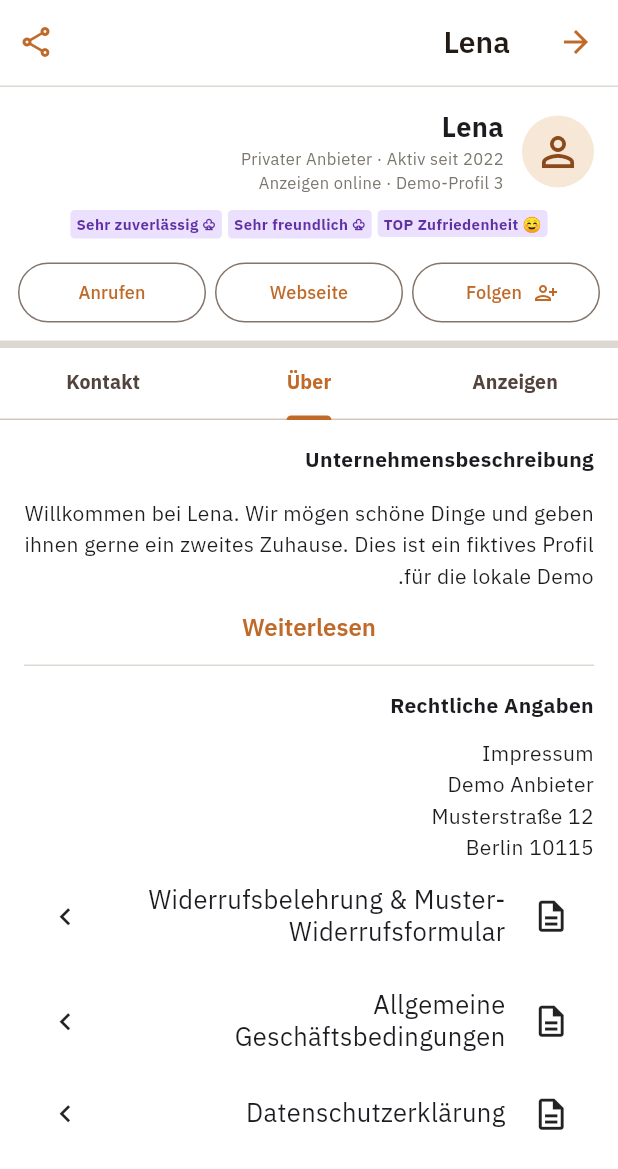
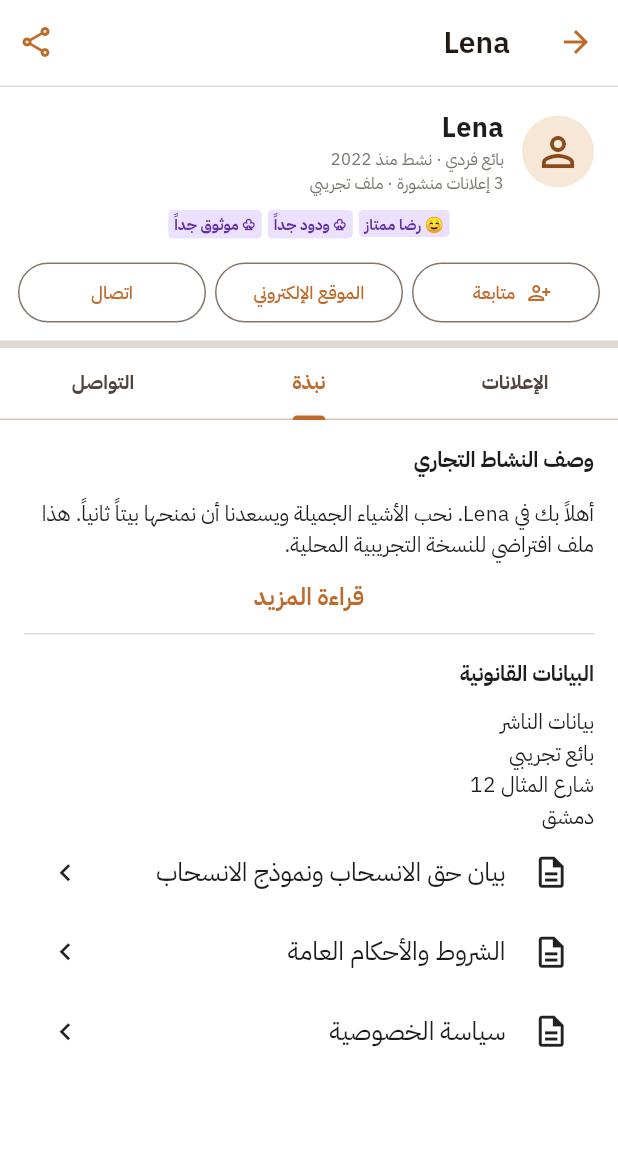
Before and after one commit to abOOd-Hj-DeV/advertising, a Flutter app: the SellerPage screen opened directly with sample values from the repository, tab 2 chosen, on a phone screen of 412 x 824 dp. Shown: the top 1169 px of the screen. Run offline on Flutter 3.47's test engine with Material 3 defaults, Android fonts, the phone set to English and light mode, and no system bars; our stand-ins replace shared_preferences; missing offline and left inert: file_selector, idb_shim; accounts and stored records are empty.

Commit message:
Translate listing.dart to Syrian Arabic (RTL fixes)
Co-Authored-By: Devin AI <158243242+devin-ai-integration[bot]@users.noreply.github.com>

```diff
--- a/lib/features/listing.dart
+++ b/lib/features/listing.dart
@@ -9,20 +9,20 @@ import 'settings.dart';
 
 void shareDemo(BuildContext context, String id) {
   Clipboard.setData(ClipboardData(text: 'demo://advertising/anzeigen/$id'));
-  toast(context, 'Lokaler Demo-Link kopiert');
+  toast(context, 'تم نسخ رابط تجريبي محلي');
 }
 
 void demoCall(BuildContext context) => showDialog<void>(
   context: context,
   builder: (_) => AlertDialog(
-    title: const Text('Kontakt aufnehmen'),
+    title: const Text('التواصل مع البائع'),
     content: const Text(
-      'Telefonkontakt wird in dieser lokalen Demo nicht ausgelöst. Du kannst stattdessen eine Demo-Nachricht schreiben.',
+      'لا يمكن إجراء اتصال هاتفي في هذه النسخة التجريبية المحلية. يمكنك بدلاً من ذلك كتابة رسالة تجريبية.',
     ),
     actions: [
       TextButton(
         onPressed: () => Navigator.pop(context),
-        child: const Text('Schließen'),
+        child: const Text('إغلاق'),
       ),
     ],
   ),
@@ -51,17 +51,17 @@ class _ListingPageState extends State<ListingPage> {
     final l = store.findListing(widget.listing.id);
     if (l == null) {
       return const Scaffold(
-        appBar: PageHeader('Anzeige nicht verfügbar'),
-        body: Center(child: Text('Diese lokale Anzeige wurde gelöscht.')),
+        appBar: PageHeader('الإعلان غير متاح'),
+        body: Center(child: Text('تم حذف هذا الإعلان المحلي.')),
       );
     }
     final attributes = {
-      if (l.category == 'Fahrräder & Zubehör')
-        'Art': l.kind
+      if (l.category == 'دراجات وملحقات')
+        'النوع': l.kind
       else
-        'Kategorie': l.category,
-      'Typ': l.type,
-      'Zustand': l.condition,
+        'القسم': l.category,
+      'الفئة': l.type,
+      'الحالة': l.condition,
     };
     return Scaffold(
       body: CustomScrollView(
@@ -72,27 +72,27 @@ class _ListingPageState extends State<ListingPage> {
             leading: Padding(
               padding: const EdgeInsets.all(6),
               child: IconButton.filled(
-                tooltip: 'Zurück',
+                tooltip: 'رجوع',
                 style: IconButton.styleFrom(
                   backgroundColor: Colors.white,
                   foregroundColor: Brand.green,
                 ),
                 onPressed: () => Navigator.pop(context),
-                icon: const Icon(Icons.arrow_back),
+                icon: const Icon(Icons.arrow_back_ios_new),
               ),
             ),
             actions: [
               Padding(
-                padding: const EdgeInsets.only(right: 8),
+                padding: const EdgeInsetsDirectional.only(end: 8),
                 child: FavoriteButton(
                   active: store.favorites.contains(l.id),
                   onPressed: () => favoriteListing(context, l),
                 ),
               ),
               Padding(
-                padding: const EdgeInsets.only(right: 8),
+                padding: const EdgeInsetsDirectional.only(end: 8),
                 child: IconButton.filled(
-                  tooltip: 'Anzeige teilen',
+                  tooltip: 'مشاركة الإعلان',
                   style: IconButton.styleFrom(
                     backgroundColor: Colors.white,
                     foregroundColor: Brand.green,
@@ -111,8 +111,8 @@ class _ListingPageState extends State<ListingPage> {
                       child: ProductImage(l.image),
                     ),
                   ),
-                  Positioned(
-                    right: 12,
+                  PositionedDirectional(
+                    end: 12,
                     bottom: 14,
                     child: Container(
                       padding: const EdgeInsets.symmetric(
@@ -198,9 +198,7 @@ class _ListingPageState extends State<ListingPage> {
                                 ),
                                 color: Brand.background,
                                 child: Text(
-                                  l.shipping
-                                      ? 'Versand möglich'
-                                      : 'Nur Abholung',
+                                  l.shipping ? 'شحن متاح' : 'استلام شخصي فقط',
                                   style: const TextStyle(
                                     fontSize: 11,
                                     color: Colors.black87,
@@ -245,7 +243,7 @@ class _ListingPageState extends State<ListingPage> {
               child: DemoSearchAd(),
             ),
           ),
-          const SliverToBoxAdapter(child: SectionHeading('Details')),
+          const SliverToBoxAdapter(child: SectionHeading('التفاصيل')),
           SliverToBoxAdapter(
             child: Padding(
               padding: const EdgeInsets.symmetric(horizontal: 16),
@@ -297,19 +295,19 @@ class _ListingPageState extends State<ListingPage> {
                   TextButton.icon(
                     style: TextButton.styleFrom(
                       padding: EdgeInsets.zero,
-                      alignment: Alignment.centerLeft,
+                      alignment: AlignmentDirectional.centerStart,
                     ),
                     onPressed: () => setState(() => translated = !translated),
                     icon: const Icon(Icons.translate, size: 15),
                     label: Text(
-                      translated ? 'Original anzeigen' : 'See translation',
+                      translated ? 'عرض الأصل' : 'عرض الترجمة',
                       style: const TextStyle(fontSize: 12),
                     ),
                   ),
                   Text(
                     translated
-                        ? 'This fictional listing is in good condition and ready for a new home. '
-                              'Collection by appointment. No real transaction is possible in this offline demo.'
+                        ? 'هذا الإعلان التجريبي بحالة جيدة وجاهز لمنزل جديد. '
+                              'الاستلام بموعد مسبق. لا يمكن إجراء معاملة حقيقية في هذه النسخة التجريبية دون اتصال.'
                         : l.description,
                     maxLines: expanded ? null : 5,
                     overflow: expanded
@@ -320,12 +318,12 @@ class _ListingPageState extends State<ListingPage> {
                   if (expanded) ...[
                     const SizedBox(height: 16),
                     const Text(
-                      'Ausstattung und Hinweise',
+                      'المواصفات والملاحظات',
                       style: TextStyle(fontWeight: FontWeight.w800),
                     ),
                     const SizedBox(height: 8),
                     const Text(
-                      '✓ Sorgfältig gepflegt\n✓ Weitere Fotos in der Galerie\n✓ Abholung nach Vereinbarung\n✓ Fiktive Daten – keine echte Anzeige',
+                      '✓ معتنى به بعناية\n✓ المزيد من الصور في المعرض\n✓ الاستلام بموعد مسبق\n✓ بيانات افتراضية – ليس إعلاناً حقيقياً',
                       style: TextStyle(fontSize: 14, height: 1.6),
                     ),
                   ],
@@ -333,7 +331,7 @@ class _ListingPageState extends State<ListingPage> {
                     style: TextButton.styleFrom(padding: EdgeInsets.zero),
                     onPressed: () => setState(() => expanded = !expanded),
                     child: Text(
-                      expanded ? 'Weniger anzeigen' : 'Mehr anzeigen',
+                      expanded ? 'عرض أقل' : 'عرض المزيد',
                       style: const TextStyle(fontSize: 13),
                     ),
                   ),
@@ -351,20 +349,20 @@ class _ListingPageState extends State<ListingPage> {
             child: RowLink(
               l.seller,
               subtitle:
-                  '${l.commercial ? 'Gewerblicher' : 'Privater'} Anbieter · Aktiv seit 2022',
+                  '${l.commercial ? 'بائع تجاري' : 'بائع فردي'} · نشط منذ 2022',
               icon: Icons.account_circle_outlined,
               onTap: () => go(context, SellerPage(listing: l)),
             ),
           ),
           SliverToBoxAdapter(
             child: RowLink(
-              'Alle Anzeigen von ${l.seller}',
+              'كل إعلانات ${l.seller}',
               onTap: () => go(context, SellerPage(listing: l)),
             ),
           ),
           SliverToBoxAdapter(
             child: RowLink(
-              'Anzeige melden',
+              'الإبلاغ عن الإعلان',
               icon: Icons.flag_outlined,
               onTap: () => go(context, LocalReportPage(target: l.id)),
             ),
@@ -373,7 +371,7 @@ class _ListingPageState extends State<ListingPage> {
             child: Padding(
               padding: const EdgeInsets.all(16),
               child: Text(
-                'Anzeigen-ID: ${l.id} · Lokale Demo',
+                'معرّف الإعلان: ${l.id} · نسخة تجريبية',
                 style: const TextStyle(color: Brand.muted, fontSize: 12),
               ),
             ),
@@ -395,7 +393,7 @@ class _ListingPageState extends State<ListingPage> {
               child: Padding(
                 padding: const EdgeInsets.all(16),
                 child: Text(
-                  'Anzeige ${l.status.label.toLowerCase()} – Kontakt deaktiviert',
+                  'الإعلان ${l.status.label.toLowerCase()} – التواصل معطّل',
                 ),
               ),
             )
@@ -410,7 +408,7 @@ class _ListingPageState extends State<ListingPage> {
                       child: OutlinedButton.icon(
                         onPressed: () => demoCall(context),
                         icon: const Icon(Icons.phone_outlined, size: 18),
-                        label: const Text('Anrufen'),
+                        label: const Text('اتصال'),
                         style: OutlinedButton.styleFrom(
                           minimumSize: const Size(0, 46),
                           shape: const StadiumBorder(),
@@ -420,7 +418,7 @@ class _ListingPageState extends State<ListingPage> {
                     const SizedBox(width: 8),
                     Expanded(
                       child: PrimaryButton(
-                        'Nachricht',
+                        'مراسلة',
                         icon: Icons.chat_bubble_outline,
                         onPressed: () => go(
                           context,
@@ -464,7 +462,7 @@ class _GalleryPageState extends State<GalleryPage> {
       backgroundColor: Colors.black,
       foregroundColor: Colors.white,
       leading: IconButton(
-        tooltip: 'Galerie schließen',
+        tooltip: 'إغلاق المعرض',
         onPressed: () => Navigator.pop(context),
         icon: const Icon(Icons.close),
       ),
@@ -501,24 +499,24 @@ class _GalleryPageState extends State<GalleryPage> {
             mainAxisAlignment: MainAxisAlignment.spaceBetween,
             children: [
               IconButton.filled(
-                tooltip: 'Vorheriges Foto',
+                tooltip: 'الصورة السابقة',
                 onPressed: index == 0
                     ? null
                     : () => page.previousPage(
                         duration: const Duration(milliseconds: 200),
                         curve: Curves.easeOut,
                       ),
-                icon: const Icon(Icons.chevron_left),
+                icon: const Icon(Icons.chevron_right),
               ),
               IconButton.filled(
-                tooltip: 'Nächstes Foto',
+                tooltip: 'الصورة التالية',
                 onPressed: index == widget.listing.gallery.length - 1
                     ? null
                     : () => page.nextPage(
                         duration: const Duration(milliseconds: 200),
                         curve: Curves.easeOut,
                       ),
-                icon: const Icon(Icons.chevron_right),
+                icon: const Icon(Icons.chevron_left),
               ),
             ],
           ),
@@ -563,7 +561,7 @@ class _SellerPageState extends State<SellerPage> {
           l.seller,
           actions: [
             IconButton(
-              tooltip: 'Profil teilen',
+              tooltip: 'مشاركة الملف الشخصي',
               onPressed: () => shareDemo(context, 'seller-${l.seller}'),
               icon: const Icon(Icons.share_outlined, color: Brand.green),
             ),
@@ -597,14 +595,14 @@ class _SellerPageState extends State<SellerPage> {
                           ),
                         ),
                         Text(
-                          '${l.commercial ? 'Gewerblicher' : 'Privater'} Anbieter · Aktiv seit 2022',
+                          '${l.commercial ? 'بائع تجاري' : 'بائع فردي'} · نشط منذ 2022',
                           style: const TextStyle(
                             fontSize: 11,
                             color: Brand.muted,
                           ),
                         ),
                         Text(
-                          '${store.sellerListings(l.identity).length} Anzeigen online · Demo-Profil',
+                          '${store.sellerListings(l.identity).length} إعلانات منشورة · ملف تجريبي',
                           style: const TextStyle(
                             fontSize: 11,
                             color: Brand.muted,
@@ -621,9 +619,9 @@ class _SellerPageState extends State<SellerPage> {
               child: Wrap(
                 spacing: 4,
                 children: [
-                  _SellerBadge('☺ TOP Zufriedenheit'),
-                  _SellerBadge('♧ Sehr freundlich'),
-                  _SellerBadge('♧ Sehr zuverlässig'),
+                  _SellerBadge('☺ رضا ممتاز'),
+                  _SellerBadge('♧ ودود جداً'),
+                  _SellerBadge('♧ موثوق جداً'),
                 ],
               ),
             ),
@@ -655,7 +653,7 @@ class _SellerPageState extends State<SellerPage> {
                         size: 16,
                       ),
                       label: Text(
-                        followed ? 'Gefolgt' : 'Folgen',
+                        followed ? 'أتابعه' : 'متابعة',
                         style: const TextStyle(fontSize: 12),
                       ),
                     ),
@@ -669,15 +667,15 @@ class _SellerPageState extends State<SellerPage> {
                       onPressed: () => go(
                         context,
                         InformationPage(
-                          title: 'Webseite',
+                          title: 'الموقع الإلكتروني',
                           paragraphs: [
-                            'Demo-Profil von ${l.seller}',
-                            'Diese Vorschau führt nicht zu einer echten Verkäufer-Webseite. Alle Profildaten sind fiktiv.',
+                            'الملف التجريبي لـ ${l.seller}',
+                            'هذه المعاينة لا تؤدي إلى موقع بائع حقيقي. جميع بيانات الملف الشخصي افتراضية.',
                           ],
                         ),
                       ),
                       child: const Text(
-                        'Webseite',
+                        'الموقع الإلكتروني',
                         style: TextStyle(fontSize: 12),
                       ),
                     ),
@@ -690,7 +688,7 @@ class _SellerPageState extends State<SellerPage> {
                       ),
                       onPressed: () => demoCall(context),
                       child: const Text(
-                        'Anrufen',
+                        'اتصال',
                         style: TextStyle(fontSize: 12),
                       ),
                     ),
@@ -702,9 +700,9 @@ class _SellerPageState extends State<SellerPage> {
             const TabBar(
               labelStyle: TextStyle(fontSize: 13, fontWeight: FontWeight.w700),
               tabs: [
-                Tab(text: 'Anzeigen'),
-                Tab(text: 'Über'),
-                Tab(text: 'Kontakt'),
+                Tab(text: 'الإعلانات'),
+                Tab(text: 'نبذة'),
+                Tab(text: 'التواصل'),
               ],
             ),
             Expanded(
@@ -719,7 +717,7 @@ class _SellerPageState extends State<SellerPage> {
                           onChanged: (_) => setState(() {}),
                           decoration: InputDecoration(
                             prefixIcon: const Icon(Icons.search, size: 18),
-                            hintText: 'Such in Anzeigen von ${l.seller}',
+                            hintText: 'ابحث في إعلانات ${l.seller}',
                             hintStyle: const TextStyle(fontSize: 12),
                             contentPadding: const EdgeInsets.all(8),
                           ),
@@ -728,7 +726,7 @@ class _SellerPageState extends State<SellerPage> {
                       Expanded(
                         child: items.isEmpty
                             ? const Center(
-                                child: Text('Keine Anzeigen gefunden'),
+                                child: Text('لم يتم العثور على إعلانات'),
                               )
                             : ListView.builder(
                                 itemCount: items.length,
@@ -750,44 +748,44 @@ class _SellerPageState extends State<SellerPage> {
                     padding: const EdgeInsets.all(16),
                     children: [
                       const Text(
-                        'Unternehmensbeschreibung',
+                        'وصف النشاط التجاري',
                         style: TextStyle(fontWeight: FontWeight.w800),
                       ),
                       const SizedBox(height: 16),
                       Text(
-                        'Willkommen bei ${l.seller}. Wir mögen schöne Dinge und geben ihnen gerne ein zweites Zuhause. '
-                        'Dies ist ein fiktives Profil für die lokale Demo.',
+                        'أهلاً بك في ${l.seller}. نحب الأشياء الجميلة ويسعدنا أن نمنحها بيتاً ثانياً. '
+                        'هذا ملف افتراضي للنسخة التجريبية المحلية.',
                         style: const TextStyle(fontSize: 14, height: 1.5),
                       ),
                       TextButton(
                         onPressed: () => go(
                           context,
                           InformationPage(
-                            title: 'Über ${l.seller}',
+                            title: 'نبذة عن ${l.seller}',
                             paragraphs: [
-                              'Lieblingsstücke weitergeben',
-                              'Dieses Verkäuferprofil zeigt ausschließlich fiktive Beispieldaten. '
-                                  'Hier gibt es keine echten Angebote und keine Transaktionen.',
+                              'نمنح القطع المفضلة بيتاً جديداً',
+                              'يعرض ملف البائع هذا بيانات افتراضية فقط. '
+                                  'لا توجد عروض حقيقية أو معاملات هنا.',
                             ],
                           ),
                         ),
-                        child: const Text('Weiterlesen'),
+                        child: const Text('قراءة المزيد'),
                       ),
                       const Divider(),
                       const SizedBox(height: 16),
                       const Text(
-                        'Rechtliche Angaben',
+                        'البيانات القانونية',
                         style: TextStyle(fontWeight: FontWeight.w800),
                       ),
                       const SizedBox(height: 12),
                       const Text(
-                        'Impressum\nDemo Anbieter\nMusterstraße 12\n10115 Berlin',
+                        'بيانات الناشر\nبائع تجريبي\nشارع المثال 12\nدمشق',
                         style: TextStyle(fontSize: 14, height: 1.5),
                       ),
                       for (final doc in [
-                        'Widerrufsbelehrung & Muster-Widerrufsformular',
-                        'Allgemeine Geschäftsbedingungen',
-                        'Datenschutzerklärung',
+                        'بيان حق الانسحاب ونموذج الانسحاب',
+                        'الشروط والأحكام العامة',
+                        'سياسة الخصوصية',
                       ])
                         RowLink(
                           doc,
@@ -797,8 +795,8 @@ class _SellerPageState extends State<SellerPage> {
                             InformationPage(
                               title: doc,
                               paragraphs: [
-                                'Dokumentvorschau',
-                                'Lokaler Beispieltext. Kein rechtsverbindliches Dokument und kein echter Anbieter.',
+                                'معاينة المستند',
+                                'نص تجريبي محلي. ليس مستنداً ملزماً قانونياً وليس بائعاً حقيقياً.',
                               ],
                             ),
                           ),
@@ -808,14 +806,14 @@ class _SellerPageState extends State<SellerPage> {
                   ListView(
                     children: [
                       RowLink(
-                        'Musterstraße 12\n10115 ${l.city} · ${l.district}',
+                        'شارع المثال 12\n${l.city} · ${l.district}',
                         icon: Icons.location_on_outlined,
                         onTap: () =>
                             go(context, ListingLocationPage(listing: l)),
                       ),
                       const Divider(),
                       const RowLink(
-                        'Mo.–Fr.: 13:00–19:00',
+                        'الاثنين–الجمعة: 13:00–19:00',
                         icon: Icons.schedule,
                         trailing: SizedBox.shrink(),
                       ),
@@ -826,24 +824,24 @@ class _SellerPageState extends State<SellerPage> {
                         onTap: () => go(
                           context,
                           InformationPage(
-                            title: 'Webseite',
+                            title: 'الموقع الإلكتروني',
                             paragraphs: [
-                              'Fiktive Kontaktadresse',
-                              'Diese Adresse ist nur ein Beispiel und öffnet keinen externen Dienst.',
+                              'عنوان تواصل افتراضي',
+                              'هذا العنوان مجرد مثال ولا يفتح أي خدمة خارجية.',
                             ],
                           ),
                         ),
                       ),
                       const Divider(),
                       RowLink(
-                        'Rechtliche Angaben',
+                        'البيانات القانونية',
                         onTap: () => go(
                           context,
                           InformationPage(
-                            title: 'Rechtliche Angaben',
+                            title: 'البيانات القانونية',
                             paragraphs: [
-                              'Demo Anbieter',
-                              'Musterstraße 12 · 10115 Berlin\nKeine reale Firma.',
+                              'بائع تجريبي',
+                              'شارع المثال 12 · دمشق\nليست شركة حقيقية.',
                             ],
                           ),
                         ),
@@ -886,7 +884,7 @@ class ListingLocationPage extends StatelessWidget {
   final Listing listing;
   @override
   Widget build(BuildContext context) => Scaffold(
-    appBar: const PageHeader('Standort'),
+    appBar: const PageHeader('الموقع'),
     body: Column(
       children: [
         Padding(
@@ -897,7 +895,7 @@ class ListingLocationPage extends StatelessWidget {
         const Padding(
           padding: EdgeInsets.all(16),
           child: Text(
-            'Ungefähre Lage mit fiktiven Daten. Keine echte Anbieteradresse.',
+            'موقع تقريبي ببيانات افتراضية. ليس عنواناً حقيقياً للبائع.',
             style: TextStyle(color: Brand.muted, fontSize: 12),
           ),
         ),
```
